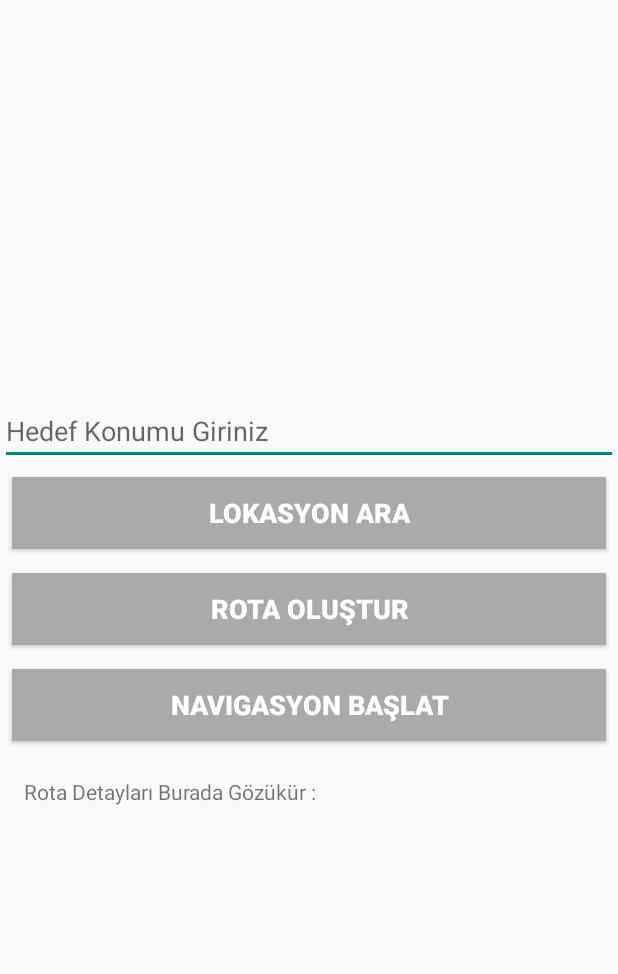
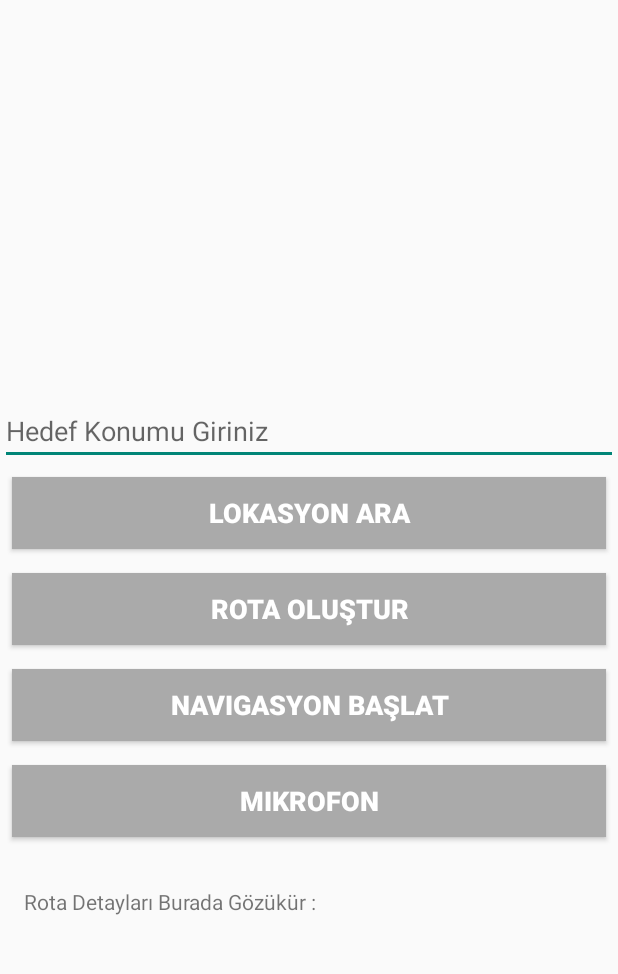
Before and after one commit to AndacAkyuz/Akilli-Durak-Navigasyon-ve-Sesli-Yonlendirme-Sistemi, an Android app built with Jetpack Compose: the screen it shows after launch (MapsActivity), on a phone screen of 412 x 824 dp, the part 53-1027 px from its top. Run offline under Robolectric (Android 15) with nearby library versions, the light colour scheme and no system bars; libraries missing offline, so code that uses them is left out: com.google.maps.android; 2 statements that could not run were skipped.

Commit message:
Kaynak Dosyaları Yüklendi

```diff
--- a/app/build.gradle.kts
+++ b/app/build.gradle.kts
@@ -83,6 +83,8 @@ dependencies {
     debugImplementation(libs.androidx.ui.test.manifest)
     implementation ("com.google.maps.android:android-maps-utils:2.3.0")
     implementation ("org.jetbrains.kotlinx:kotlinx-coroutines-android:1.5.1")
+    implementation("com.google.android.gms:play-services-maps:18.2.0")
+    implementation("com.google.maps.android:android-maps-utils:0.5")
 
 
 
--- a/app/src/main/res/layout/activity_maps.xml
+++ b/app/src/main/res/layout/activity_maps.xml
@@ -42,13 +42,22 @@
         android:layout_below="@id/createRouteButton"
         style="@style/CustomButtonStyle"/>
 
-
     <TextView
         android:id="@+id/routeDetails"
         android:layout_width="match_parent"
         android:layout_height="wrap_content"
         android:layout_below="@id/startNavigationButton"
-        android:text="Rota Detayları Burada Gözükür : "
-        android:padding="16dp"/>
+        android:layout_marginTop="73dp"
+        android:padding="16dp"
+        android:text="Rota Detayları Burada Gözükür : " />
+
+    <Button
+        android:id="@+id/talkToPush"
+        style="@style/CustomButtonStyle"
+        android:layout_width="match_parent"
+        android:layout_height="wrap_content"
+        android:layout_below="@+id/startNavigationButton"
+        android:layout_marginTop="77dp"
+        android:text="Mikrofon" />
 
 </RelativeLayout>
```
Also changed, not shown: app/src/main/java/com/example/myapplication/MapsActivity.kt (+132 -14 lines).
